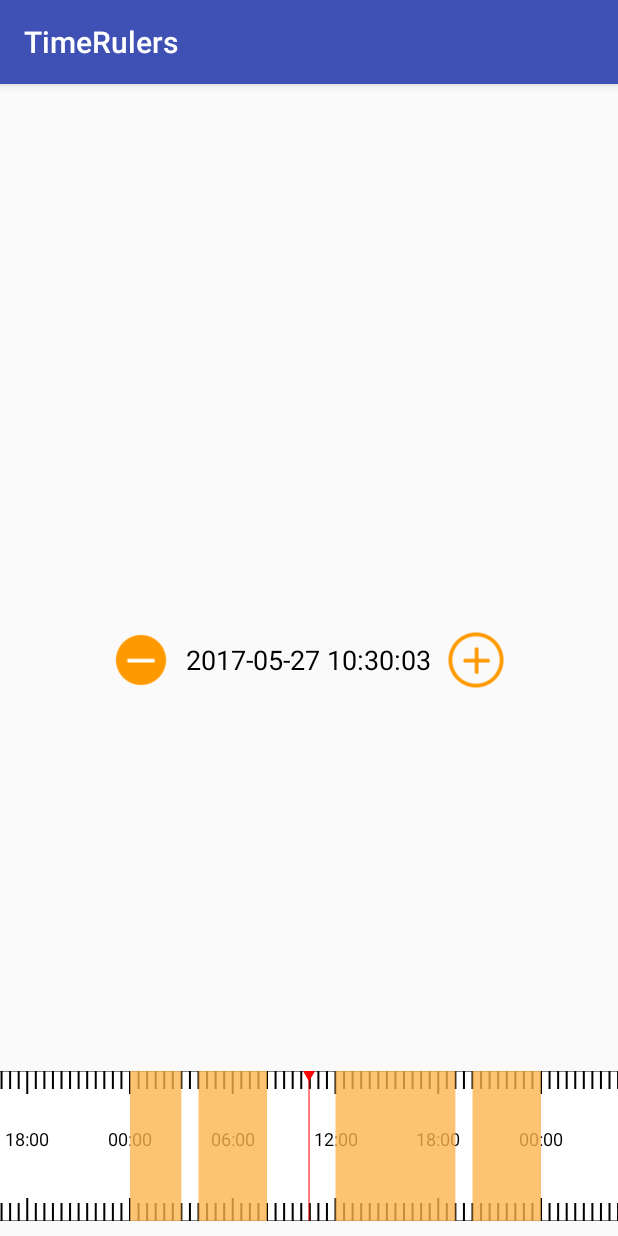
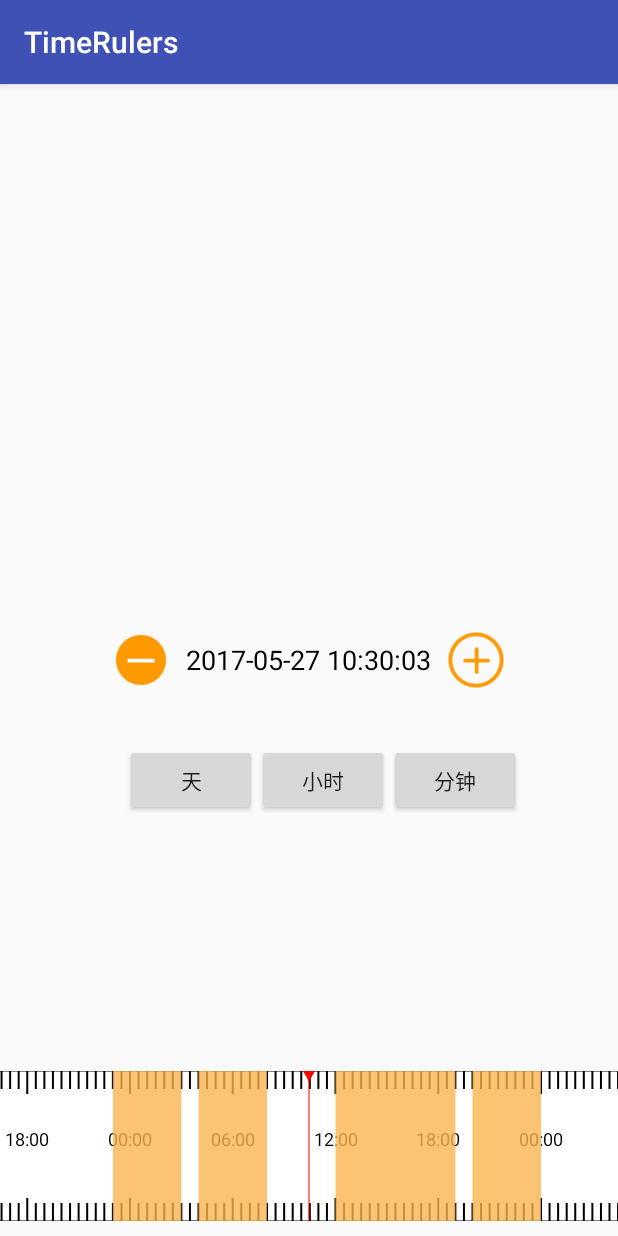
Before and after one commit to dingyongxiang/TimeRulers, an Android app: the screen it shows after launch (MainActivity), after a tap on an icon or button, on a phone screen of 412 x 824 dp. Run offline under Robolectric (Android 15) with nearby library versions, the phone set to English and light mode, and no system bars.

Commit message:
功能修改

```diff
--- a/app/src/main/java/com/yongxiang/timerulers/MainActivity.java
+++ b/app/src/main/java/com/yongxiang/timerulers/MainActivity.java
@@ -4,6 +4,7 @@ import android.support.v7.app.AppCompatActivity;
 import android.os.Bundle;
 import android.util.Log;
 import android.view.View;
+import android.widget.Button;
 import android.widget.ImageView;
 import android.widget.TextView;
 import android.widget.Toast;
@@ -11,6 +12,7 @@ import android.widget.Toast;
 import java.text.SimpleDateFormat;
 import java.util.ArrayList;
 import java.util.Calendar;
+import java.util.Date;
 import java.util.List;
 
 import timerulers.yongxiang.com.timerulerslib.views.RecordDataExistTimeSegment;
@@ -21,6 +23,10 @@ public class MainActivity extends AppCompatActivity implements View.OnClickListe
     private TextView currentTimeTextView;
     private ImageView zoomInButton, zoomOutButton;
     private TimebarView mTimebarView;
+
+    private Button mDayBt;
+    private Button mHourBt;
+    private Button mMinuteBt;
     private int recordDays = 7;
     private long currentRealDateTime = System.currentTimeMillis();
     private Calendar calendar;
@@ -40,9 +46,15 @@ public class MainActivity extends AppCompatActivity implements View.OnClickListe
         currentTimeTextView = (TextView) findViewById(R.id.current_time_tv);
         zoomInButton = (ImageView) findViewById(R.id.timebar_zoom_in_btn);
         zoomOutButton = (ImageView) findViewById(R.id.timebar_zoom_out_btn);
+        mDayBt = (Button) findViewById(R.id.day);
+        mHourBt = (Button) findViewById(R.id.hour);
+        mMinuteBt = (Button) findViewById(R.id.minute);
 
         zoomInButton.setOnClickListener(this);
         zoomOutButton.setOnClickListener(this);
+        mDayBt.setOnClickListener(this);
+        mHourBt.setOnClickListener(this);
+        mMinuteBt.setOnClickListener(this);
 
         calendar = Calendar.getInstance();
         calendar.set(Calendar.HOUR_OF_DAY, 0);
@@ -64,7 +76,7 @@ public class MainActivity extends AppCompatActivity implements View.OnClickListe
                 timebarRightEndPointTime - 1000, currentRealDateTime);
 
         List<RecordDataExistTimeSegment> recordDataList = new ArrayList<>();
-        recordDataList.add(new RecordDataExistTimeSegment(timebarLeftEndPointTime, timebarLeftEndPointTime + ONE_HOUR_IN_MS * 3));
+        recordDataList.add(new RecordDataExistTimeSegment(timebarLeftEndPointTime - ONE_HOUR_IN_MS * 1, timebarLeftEndPointTime + ONE_HOUR_IN_MS * 3));
         recordDataList.add(new RecordDataExistTimeSegment(timebarLeftEndPointTime + ONE_HOUR_IN_MS * 4, timebarLeftEndPointTime + ONE_HOUR_IN_MS * 8));
         recordDataList.add(new RecordDataExistTimeSegment(timebarLeftEndPointTime + ONE_HOUR_IN_MS * 12, timebarLeftEndPointTime + ONE_HOUR_IN_MS * 19));
         recordDataList.add(new RecordDataExistTimeSegment(timebarLeftEndPointTime + ONE_HOUR_IN_MS * 20, timebarRightEndPointTime));
@@ -99,6 +111,13 @@ public class MainActivity extends AppCompatActivity implements View.OnClickListe
                 Log.d(TAG, "onBarScaleFinish()");
             }
         });
+
+
+        Date d = new Date(1495818022L * 1000l);
+        String texttime = zeroTimeFormat.format(d);
+
+        Log.d(TAG, "NOWTIME:" + texttime);
+
     }
 
     @Override
@@ -117,6 +136,15 @@ public class MainActivity extends AppCompatActivity implements View.OnClickListe
             case R.id.timebar_zoom_out_btn:
                 mTimebarView.scaleByPressingButton(false);
                 break;
+            case R.id.day:
+                mTimebarView.setMode(3);
+                break;
+            case R.id.hour:
+                mTimebarView.setMode(2);
+                break;
+            case R.id.minute:
+                mTimebarView.setMode(1);
+                break;
             default:
                 break;
         }
--- a/app/src/main/res/layout/activity_main.xml
+++ b/app/src/main/res/layout/activity_main.xml
@@ -8,6 +8,7 @@
 
 
     <LinearLayout
+        android:id="@+id/zoom_layout"
         android:layout_centerInParent="true"
         android:orientation="horizontal"
         android:layout_width="match_parent"
@@ -43,6 +44,34 @@
 
     </LinearLayout>
 
+    <LinearLayout
+        android:gravity="center"
+        android:orientation="horizontal"
+        android:layout_width="match_parent"
+        android:layout_height="wrap_content"
+        android:layout_below="@+id/zoom_layout"
+        android:layout_alignParentStart="true"
+        android:layout_marginStart="19dp"
+        android:layout_marginTop="36dp">
+        <Button
+            android:id="@+id/day"
+            android:text="天"
+            android:layout_width="wrap_content"
+            android:layout_height="wrap_content" />
+
+        <Button
+            android:id="@+id/hour"
+            android:text="小时"
+            android:layout_width="wrap_content"
+            android:layout_height="wrap_content" />
+
+        <Button
+            android:id="@+id/minute"
+            android:text="分钟"
+            android:layout_width="wrap_content"
+            android:layout_height="wrap_content" />
+    </LinearLayout>
+
     <FrameLayout
         android:layout_alignParentBottom="true"
         android:layout_width="match_parent"
```
Also changed, not shown: build.gradle (+8 -1 lines), timerulerslib/build.gradle (+16 -2 lines), timerulerslib/src/main/java/timerulers/yongxiang/com/timerulerslib/views/TimeRulerView.java (deleted, +0 -74 lines), timerulerslib/src/main/java/timerulers/yongxiang/com/timerulerslib/views/TimebarView.java (+71 -5 lines).
